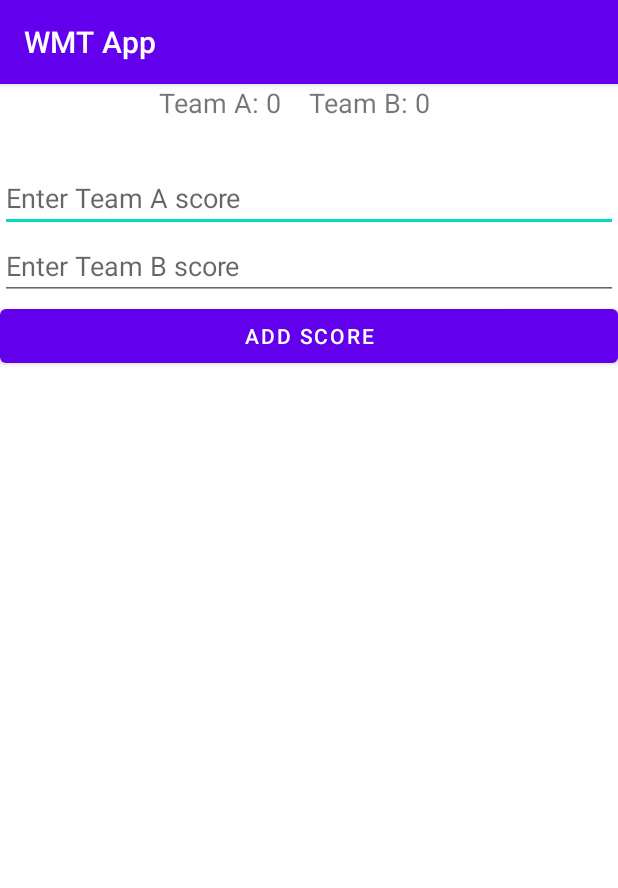
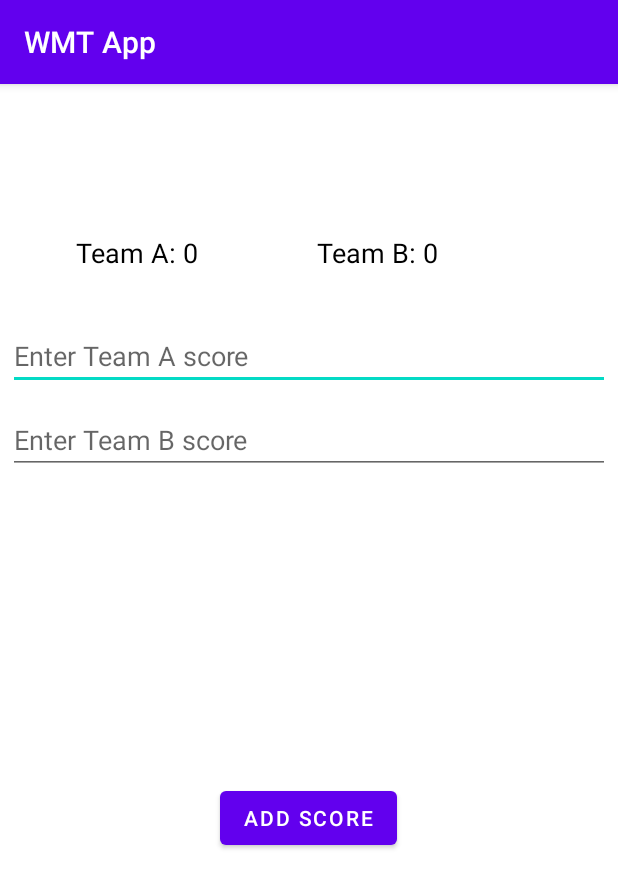
Before and after one commit to ANTONINEUTRON/WMT_App, an Android app: the screen it shows after launch (MainActivity), after a tap on "ADD SCORE", on a phone screen of 412 x 824 dp. Shown: the top 888 px of the screen. Run offline under Robolectric (Android 15) with nearby library versions, the phone set to English and light mode, and no system bars.

Commit message:
We made scoreboard color to be black We add a congratulatory popup

```diff
--- a/app/src/main/java/com/tech4dev/wmtapp/MainActivity.kt
+++ b/app/src/main/java/com/tech4dev/wmtapp/MainActivity.kt
@@ -6,6 +6,7 @@ import android.widget.Button
 import android.widget.EditText
 import android.widget.TextView
 import android.widget.Toast
+import androidx.appcompat.app.AlertDialog
 
 class MainActivity : AppCompatActivity() {
     private lateinit var teamAScore: TextView
@@ -14,8 +15,8 @@ class MainActivity : AppCompatActivity() {
     private lateinit var enterTeamBScore: EditText
     private lateinit var addButton: Button
 
-    private var aScore = 0
-    private var bScore = 0
+    private var aScore = ""
+    private var bScore = ""
 
     override fun onCreate(savedInstanceState: Bundle?) {
         super.onCreate(savedInstanceState)
@@ -29,11 +30,29 @@ class MainActivity : AppCompatActivity() {
 
         addButton.setOnClickListener{
 //            Toast.makeText(this, "Add Score Was Clicked", Toast.LENGTH_LONG).show()
-            aScore = enterTeamAScore.text.toString().toInt()
-            bScore = enterTeamBScore.text.toString().toInt()
+            aScore = enterTeamAScore.text.toString()
+            bScore = enterTeamBScore.text.toString()
 
-            teamAScore.text = "Team A: $aScore"
-            teamBScore.text = "Team B: $bScore"
+            if(aScore.isNullOrEmpty()){
+                Toast.makeText(this, "Enter A Valid Number", Toast.LENGTH_LONG).show()
+            }else if(bScore.isNullOrEmpty()){
+                Toast.makeText(this, "Enter A Valid Number", Toast.LENGTH_LONG).show()
+            }else {
+                teamAScore.text = "Team A: $aScore"
+                teamBScore.text = "Team B: $bScore"
+
+                var msg = if(aScore.toInt() > bScore.toInt()){
+                    "Team A is the Winner"
+                }else{
+                    "Team B is the Winner"
+                }
+
+                val alertDialog = AlertDialog.Builder(this)
+                alertDialog.setMessage(msg)
+                    .setTitle("Who is the winner?")
+                    .setPositiveButton("Ok",null)
+                    .show()
+            }
         }
     }
 }
--- a/app/src/main/res/layout/activity_main.xml
+++ b/app/src/main/res/layout/activity_main.xml
@@ -12,21 +12,26 @@
         android:layout_width="match_parent"
         android:layout_height="wrap_content"
         android:gravity="center"
-        android:orientation="horizontal">
+        android:orientation="horizontal"
+        android:layout_marginTop="100dp">
 
         <TextView
             android:id="@+id/teamAScore"
-            android:layout_width="100dp"
+            android:layout_width="150dp"
             android:layout_height="53dp"
+            android:layout_marginRight="5dp"
             android:text="Team A: 0"
-            android:textSize="18dp" />
+            android:textSize="18dp"
+            android:textColor="#000000"/>
 
         <TextView
             android:id="@+id/teamBScore"
-            android:layout_width="100dp"
+            android:layout_width="150dp"
             android:layout_height="53dp"
+            android:layout_marginLeft="5dp"
             android:text="Team B: 0"
-            android:textSize="18dp" />
+            android:textSize="18dp"
+            android:textColor="#000000"/>
     </LinearLayout>
 
     <EditText
@@ -34,6 +39,7 @@
         android:layout_width="match_parent"
         android:layout_height="wrap_content"
         android:hint="Enter Team A score"
+        android:layout_margin="5dp"
         android:inputType="number" />
 
     <EditText
@@ -41,11 +47,13 @@
         android:layout_width="match_parent"
         android:layout_height="wrap_content"
         android:hint="Enter Team B score"
+        android:layout_margin="5dp"
         android:inputType="number" />
 
     <Button
         android:id="@+id/addScoreBtn"
-        android:layout_width="match_parent"
+        android:layout_width="wrap_content"
         android:layout_height="wrap_content"
+        android:layout_marginTop="200dp"
         android:text="Add Score" />
 </LinearLayout>
```
